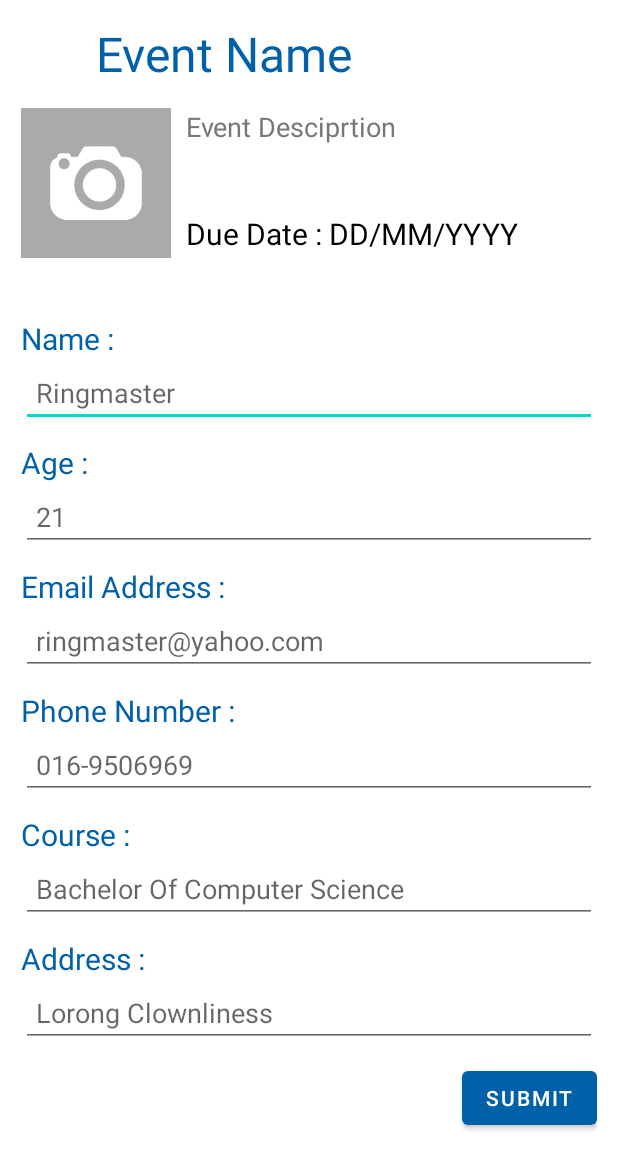
After one commit to Totroeujin/UmLife, an Android app: the layout activity_join_event.xml on its own in the app's theme, with its tools: preview values and no code run, on a phone screen of 412 x 824 dp. The commit adds this screen. Shown: the top 1169 px of the screen. Run offline under Robolectric (Android 15) with nearby library versions, the phone set to English and light mode, and no system bars; Roboto replaces fonts that are not available here.

Commit message:
Event Join Fin

```diff
--- a/app/build.gradle
+++ b/app/build.gradle
@@ -47,6 +47,10 @@ dependencies {
     androidTestImplementation 'androidx.test.ext:junit:1.1.4'
     androidTestImplementation 'androidx.test.espresso:espresso-core:3.5.0'
 
+    //Adding shape on imageview
+    implementation 'androidx.constraintlayout:constraintlayout:2.1.4'
+    implementation 'androidx.cardview:cardview:1.0.0'
+
     //Testing to connect firebase
     implementation platform('com.google.firebase:firebase-bom:31.1.1')
     implementation 'com.google.firebase:firebase-analytics'
--- /dev/null
+++ b/app/src/main/res/layout/activity_join_event.xml
@@ -0,0 +1,176 @@
+<?xml version="1.0" encoding="utf-8"?>
+<androidx.constraintlayout.widget.ConstraintLayout xmlns:android="http://schemas.android.com/apk/res/android"
+    xmlns:tools="http://schemas.android.com/tools"
+    android:layout_width="match_parent"
+    android:layout_height="match_parent">
+
+    <LinearLayout
+        android:layout_width="match_parent"
+        android:layout_height="match_parent"
+        android:orientation="vertical">
+
+        <ScrollView
+            android:id="@+id/fragment_container"
+            android:layout_width="match_parent"
+            android:layout_height="match_parent"
+            android:layout_margin="14dp">
+
+            <LinearLayout
+                android:layout_width="match_parent"
+                android:layout_height="wrap_content"
+                android:orientation="vertical" >
+
+                <TextView
+                    android:id="@+id/eventname"
+                    android:layout_width="260dp"
+                    android:layout_height="40dp"
+                    android:text="Event Name"
+                    android:textColor="@color/dark_blue"
+                    android:textSize="32dp"
+                    android:translationX="50dp" />
+
+                <LinearLayout
+                    android:layout_width="match_parent"
+                    android:layout_height="match_parent"
+                    android:orientation="horizontal"
+                    android:layout_marginTop="18dp">
+
+                    <ImageView
+                        android:id="@+id/eventImage"
+                        android:layout_width="100dp"
+                        android:layout_height="100dp"
+                        android:src="@drawable/empty_photo" />
+
+                    <LinearLayout
+                        android:layout_width="match_parent"
+                        android:layout_height="match_parent"
+                        android:orientation="vertical">
+
+                        <TextView
+                            android:id="@+id/description"
+                            android:layout_width="260dp"
+                            android:layout_height="60dp"
+                            android:text="Event Desciprtion"
+                            android:textColor="@color/grey"
+                            android:textSize="18dp"
+                            android:translationX="10dp" />
+
+                        <TextView
+                            android:id="@+id/duedate"
+                            android:layout_marginTop="10dp"
+                            android:layout_width="260dp"
+                            android:layout_height="30dp"
+                            android:text="Due Date : DD/MM/YYYY"
+                            android:textColor="@color/black"
+                            android:textSize="20dp"
+                            android:translationX="10dp"/>
+
+                    </LinearLayout>
+
+                </LinearLayout>
+
+                <TextView
+                    android:layout_width="wrap_content"
+                    android:layout_height="wrap_content"
+                    android:layout_marginTop="40dp"
+                    android:text="Name : "
+                    android:textColor="@color/dark_blue"
+                    android:textSize="20dp"/>
+
+                <EditText
+                    android:id="@+id/joinName"
+                    android:layout_width="match_parent"
+                    android:layout_height="match_parent"
+                    android:layout_marginBottom="10dp"
+                    android:paddingLeft="10dp"
+                    android:hint="Ringmaster"/>
+
+                <TextView
+                    android:layout_width="wrap_content"
+                    android:layout_height="wrap_content"
+                    android:text="Age : "
+                    android:textColor="@color/dark_blue"
+                    android:textSize="20dp"/>
+
+                <EditText
+                    android:id="@+id/joinAge"
+                    android:layout_width="match_parent"
+                    android:layout_height="match_parent"
+                    android:layout_marginBottom="10dp"
+                    android:paddingLeft="10dp"
+                    android:hint="21"/>
+
+                <TextView
+                    android:layout_width="wrap_content"
+                    android:layout_height="wrap_content"
+                    android:text="Email Address : "
+                    android:textColor="@color/dark_blue"
+                    android:textSize="20dp"/>
+
+                <EditText
+                    android:id="@+id/joinEmail"
+                    android:layout_width="match_parent"
+                    android:layout_height="match_parent"
+                    android:layout_marginBottom="10dp"
+                    android:paddingLeft="10dp"
+                    android:hint="ringmaster@yahoo.com"/>
+
+                <TextView
+                    android:layout_width="wrap_content"
+                    android:layout_height="wrap_content"
+                    android:text="Phone Number : "
+                    android:textColor="@color/dark_blue"
+                    android:textSize="20dp"/>
+
+                <EditText
+                    android:id="@+id/joinPhone"
+                    android:layout_width="match_parent"
+                    android:layout_height="match_parent"
+                    android:layout_marginBottom="10dp"
+                    android:paddingLeft="10dp"
+                    android:hint="016-9506969"/>
+
+                <TextView
+                    android:layout_width="wrap_content"
+                    android:layout_height="wrap_content"
+                    android:text="Course : "
+                    android:textColor="@color/dark_blue"
+                    android:textSize="20dp"/>
+
+                <EditText
+                    android:id="@+id/joinCourse"
+                    android:layout_width="match_parent"
+                    android:layout_height="match_parent"
+                    android:layout_marginBottom="10dp"
+                    android:paddingLeft="10dp"
+                    android:hint="Bachelor Of Computer Science"/>
+
+                <TextView
+                    android:layout_width="wrap_content"
+                    android:layout_height="wrap_content"
+                    android:text="Address : "
+                    android:textColor="@color/dark_blue"
+                    android:textSize="20dp"/>
+
+                <EditText
+                    android:id="@+id/joinAddress"
+                    android:layout_width="match_parent"
+                    android:layout_height="match_parent"
+                    android:layout_marginBottom="10dp"
+                    android:paddingLeft="10dp"
+                    android:hint="Lorong Clownliness"/>
+
+                <Button
+                    android:id="@+id/button"
+                    android:layout_width="wrap_content"
+                    android:layout_height="wrap_content"
+                    android:layout_gravity="right"
+                    android:text="SUBMIT" />
+
+            </LinearLayout>
+
+
+        </ScrollView>
+
+    </LinearLayout>
+</androidx.constraintlayout.widget.ConstraintLayout>
--- a/app/src/main/res/values/colors.xml
+++ b/app/src/main/res/values/colors.xml
@@ -7,6 +7,7 @@
     <color name="teal_700">#FF018786</color>
     <color name="black">#FF000000</color>
     <color name="white">#FFFFFFFF</color>
+    <color name="grey">#787777</color>
 
     <color name="background">#FBE0C4</color>
     <color name="light_blue">#8AB6D6</color>
```
